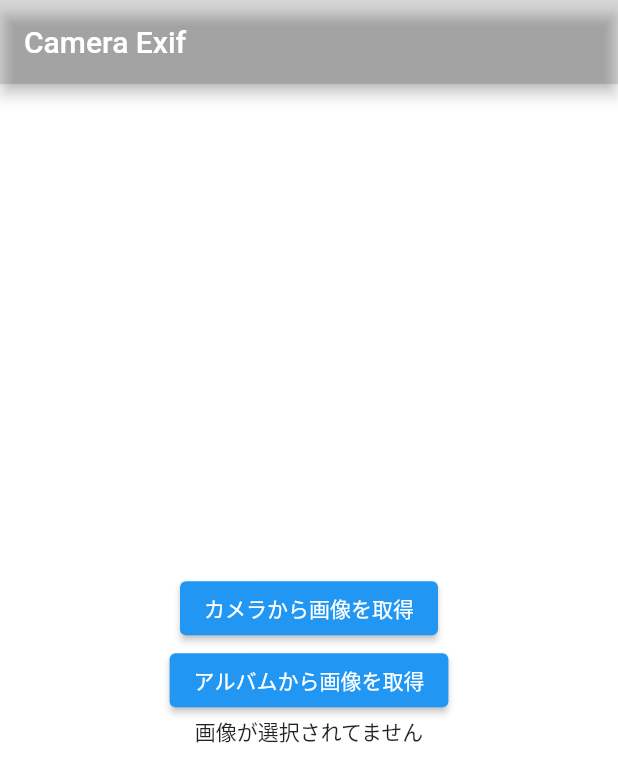
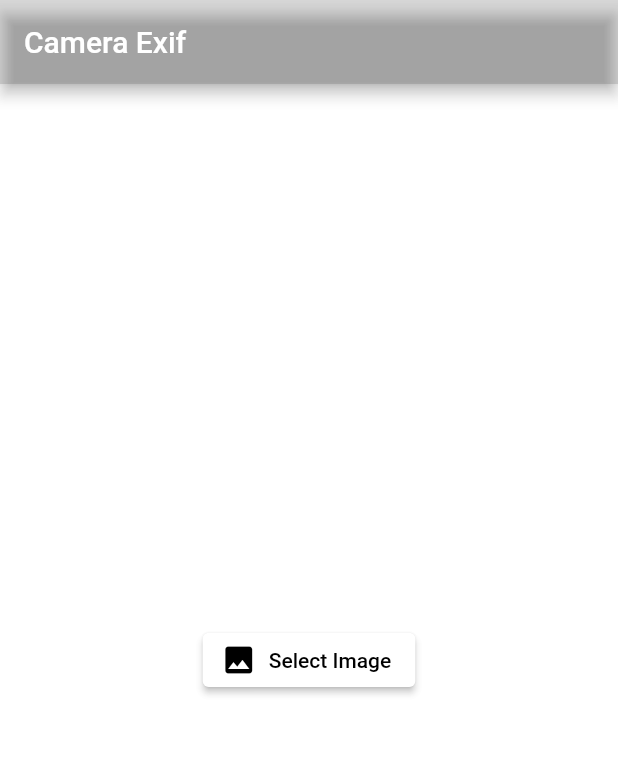
Before and after one commit to KakegawaMakoto/CameraExif, a Flutter app: the screen it shows after launch, on a phone screen of 412 x 824 dp. Shown: the top 782 px of the screen. Run offline on Flutter 3.47's test engine with Material 2 defaults, Android fonts, the phone set to English and light mode, and no system bars; our stand-ins replace fluttertoast, image_gallery_saver, image_picker, share; missing offline and left inert: exif.

Commit message:
ボタンの修正

```diff
--- a/lib/home.dart
+++ b/lib/home.dart
@@ -254,32 +254,44 @@ class _MyHomePageState extends State<MyHomePage> {
 
       ),
       backgroundColor: Colors.white60,
-      body: Center(
+      body:  Center(
         child: Column(
           mainAxisAlignment: MainAxisAlignment.center,
           children: [
             //呼び出しボタン
-            image == null ? ElevatedButton(
-                onPressed: () {
-                  getImageFromCamera();
-                },
-                child: const Text('カメラから画像を取得')
-            )
-            : Text(""),
-            // const SizedBox(height: 5),
-            //呼び出しボタン
-            image == null ? ElevatedButton(
+            // image == null ?  Container(
+            //   margin: EdgeInsets.only(bottom: 50.0,),
+            //   child: FloatingActionButton.extended(
+            //     onPressed: getImageFromGallery,
+            //     label: Text("Add"),
+            //     icon: Icon(Icons.add),
+            //     backgroundColor: Colors.white,
+            //   ),
+            // ) : Container(),
+            // image == null ? ElevatedButton(
+            //     onPressed: () {
+            //       getImageFromCamera();
+            //     },
+            //     child: const Text('カメラから画像を取得')
+            // )
+            // : Text(""),
+            // // const SizedBox(height: 5),
+            // //呼び出しボタン
+            image == null ? ElevatedButton.icon(
+              icon: Icon(Icons.image),
+              label: Text("Select Image"),
+                style: ElevatedButton.styleFrom(primary: Colors.white,onPrimary: Colors.black),
                 onPressed: () {
                   getImageFromGallery();
                 },
-                child: const Text('アルバムから画像を取得')
+                //child: const Text('アルバムから画像を取得')
             )
             : Container(),
-            // const SizedBox(height: 5),
-            //取得した画像を表示
-             image == null ? const Text('画像が選択されてません') : Container(
-              // child: Expanded(flex:1,child: Image.file(image, fit: BoxFit.cover)),
-            ),
+            // // const SizedBox(height: 5),
+            // //取得した画像を表示
+            //  image == null ? const Text('画像が選択されてません') : Container(
+            //   // child: Expanded(flex:1,child: Image.file(image, fit: BoxFit.cover)),
+            // ),
             // SizedBox(height: 10,),
             if (image != null) RepaintBoundary(
               key: _globalKey,
@@ -424,6 +436,14 @@ class _MyHomePageState extends State<MyHomePage> {
           ],
         ),
       ),
+      // floatingActionButton: image == null ?  Container(
+      //   margin: EdgeInsets.only(bottom: 50.0,),
+      //   child: FloatingActionButton.extended(
+      //       onPressed: getImageFromGallery,
+      //       label: Text("Add"),
+      //       icon: Icon(Icons.add),
+      //   ),
+      // ) : Container()
     );
   }
 }
```
